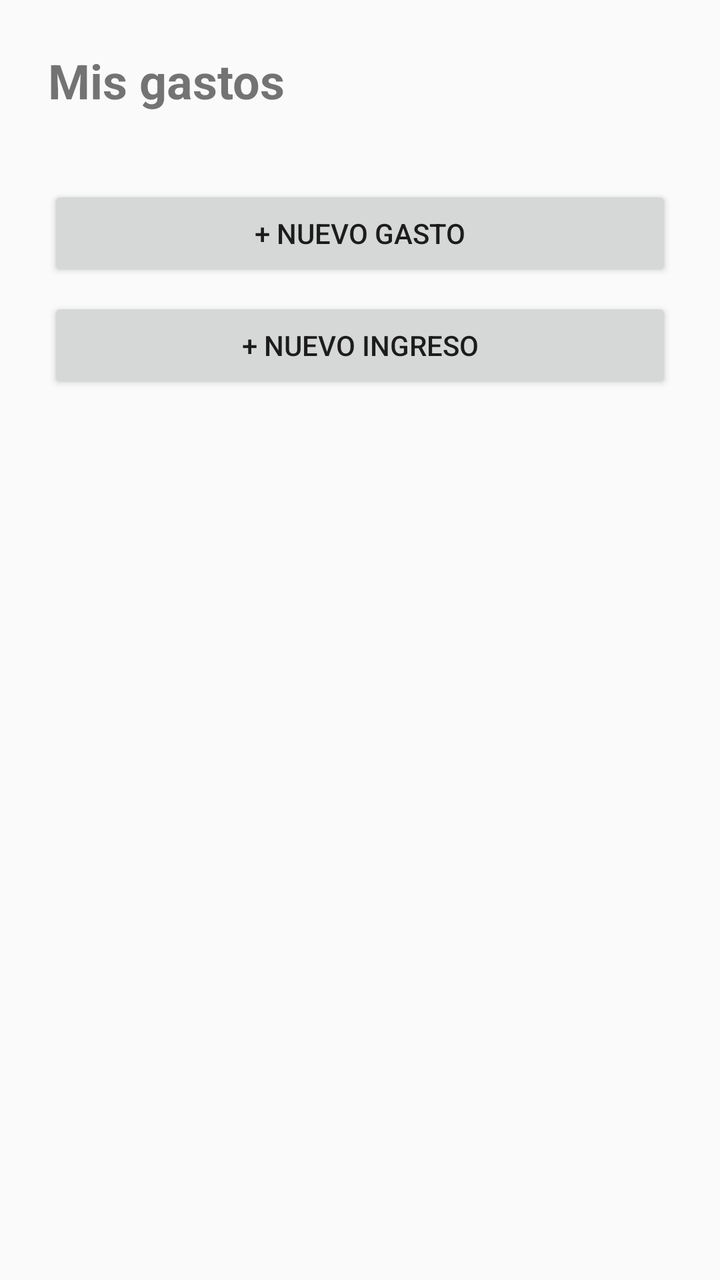
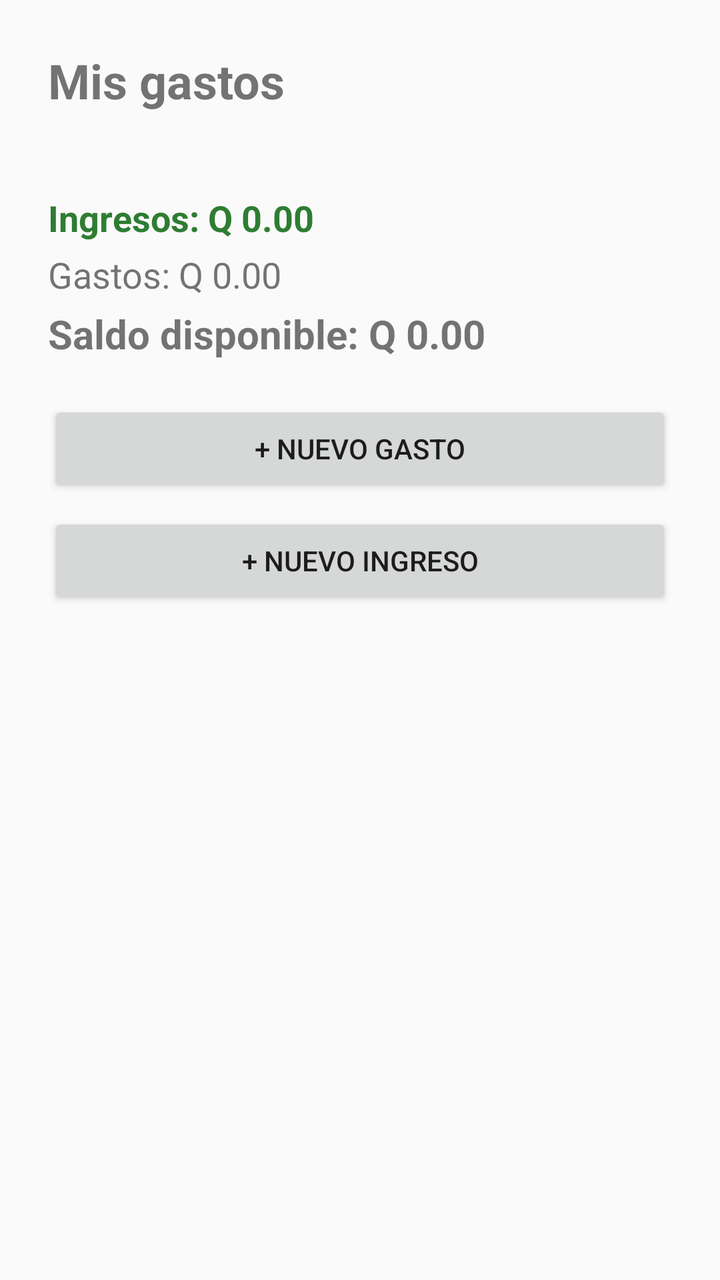

Two renders of the same Android screen: before a commit and after it. Below are the layout's source before the change and the commit's diff.
<!-- AndroidManifest.xml: activity theme Theme.ControlGastos -->
<!-- res/layout/activity_main.xml -->
<?xml version="1.0" encoding="utf-8"?>
<LinearLayout xmlns:android="http://schemas.android.com/apk/res/android"
    android:id="@+id/main"
    android:layout_width="match_parent"
    android:layout_height="match_parent"
    android:orientation="vertical"
    android:padding="24dp">

    <TextView
        android:layout_width="match_parent"
        android:layout_height="wrap_content"
        android:text="Mis gastos"
        android:textSize="24sp"
        android:textStyle="bold" />

    <TextView
        android:id="@+id/tvResumen"
        android:layout_width="match_parent"
        android:layout_height="wrap_content"
        android:layout_marginTop="4dp"
        android:textSize="18sp" />

    <Button
        android:id="@+id/btnNuevo"
        android:layout_width="match_parent"
        android:layout_height="wrap_content"
        android:layout_marginTop="8dp"
        android:text="+ Nuevo gasto" />

    <Button
        android:id="@+id/btnNuevoIngreso"
        android:layout_width="match_parent"
        android:layout_height="wrap_content"
        android:layout_marginTop="8dp"
        android:text="+ Nuevo ingreso" />

    
    <androidx.recyclerview.widget.RecyclerView
        android:id="@+id/rvGastos"
        android:layout_width="match_parent"
        android:layout_height="0dp"
        android:layout_marginTop="8dp"
        android:layout_weight="1" />
</LinearLayout>
<!-- resources referenced by this layout -->
<resources>
  <style name="Theme.ControlGastos" parent="Theme.AppCompat.DayNight.NoActionBar" />
</resources>

<!-- the commit's change to res/layout/activity_main.xml (unified diff, before → after) -->
@@ -19,6 +19,35 @@
         android:layout_height="wrap_content"
         android:layout_marginTop="4dp"
         android:textSize="18sp" />
+
+    
+    <TextView
+        android:id="@+id/tvTotalIngresos"
+        android:layout_width="match_parent"
+        android:layout_height="wrap_content"
+        android:layout_marginTop="12dp"
+        android:text="Ingresos: Q 0.00"
+        android:textColor="#2E7D32"
+        android:textSize="18sp"
+        android:textStyle="bold" />
+
+    <TextView
+        android:id="@+id/tvTotalGastos"
+        android:layout_width="match_parent"
+        android:layout_height="wrap_content"
+        android:layout_marginTop="4dp"
+        android:text="Gastos: Q 0.00"
+        android:textSize="18sp" />
+
+    <TextView
+        android:id="@+id/tvSaldoDisponible"
+        android:layout_width="match_parent"
+        android:layout_height="wrap_content"
+        android:layout_marginTop="4dp"
+        android:layout_marginBottom="12dp"
+        android:text="Saldo disponible: Q 0.00"
+        android:textSize="20sp"
+        android:textStyle="bold" />
 
     <Button
         android:id="@+id/btnNuevo"
